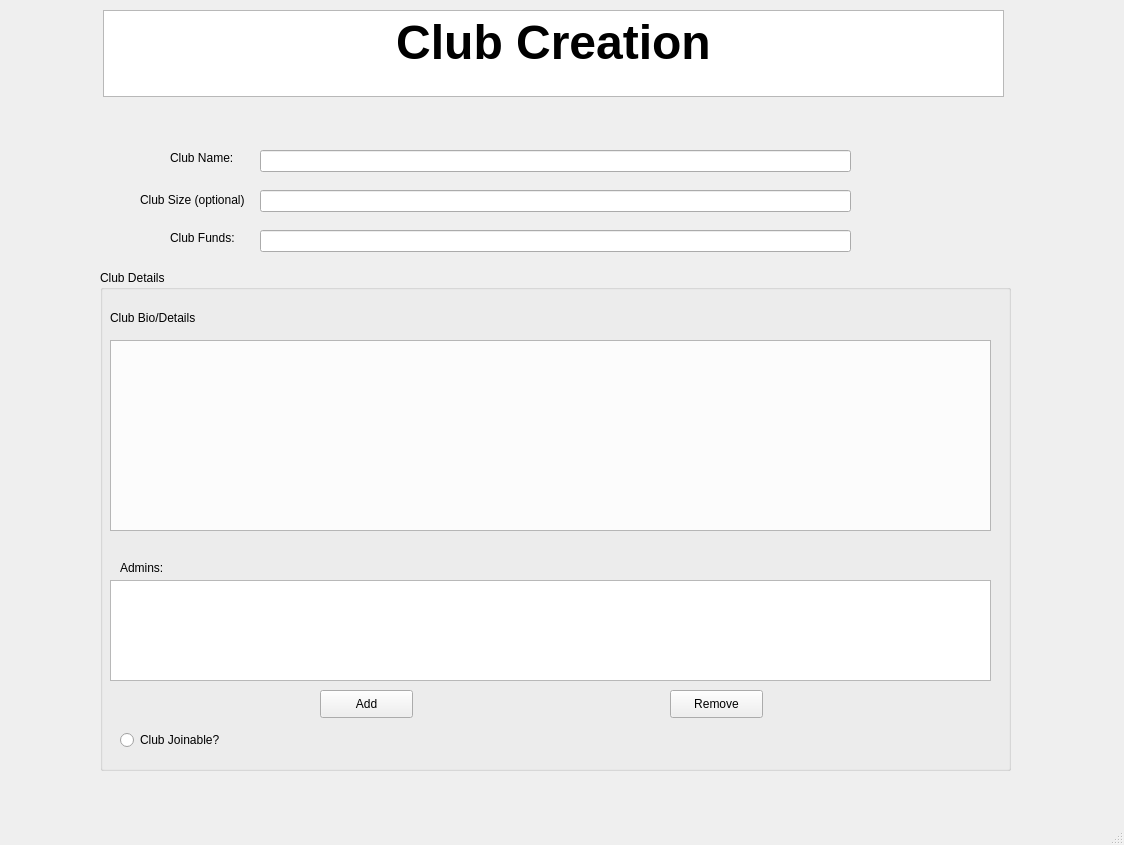
taqiKaAccount/Club-Management-System, file Club_Registration_4.ui: the form before one commit.
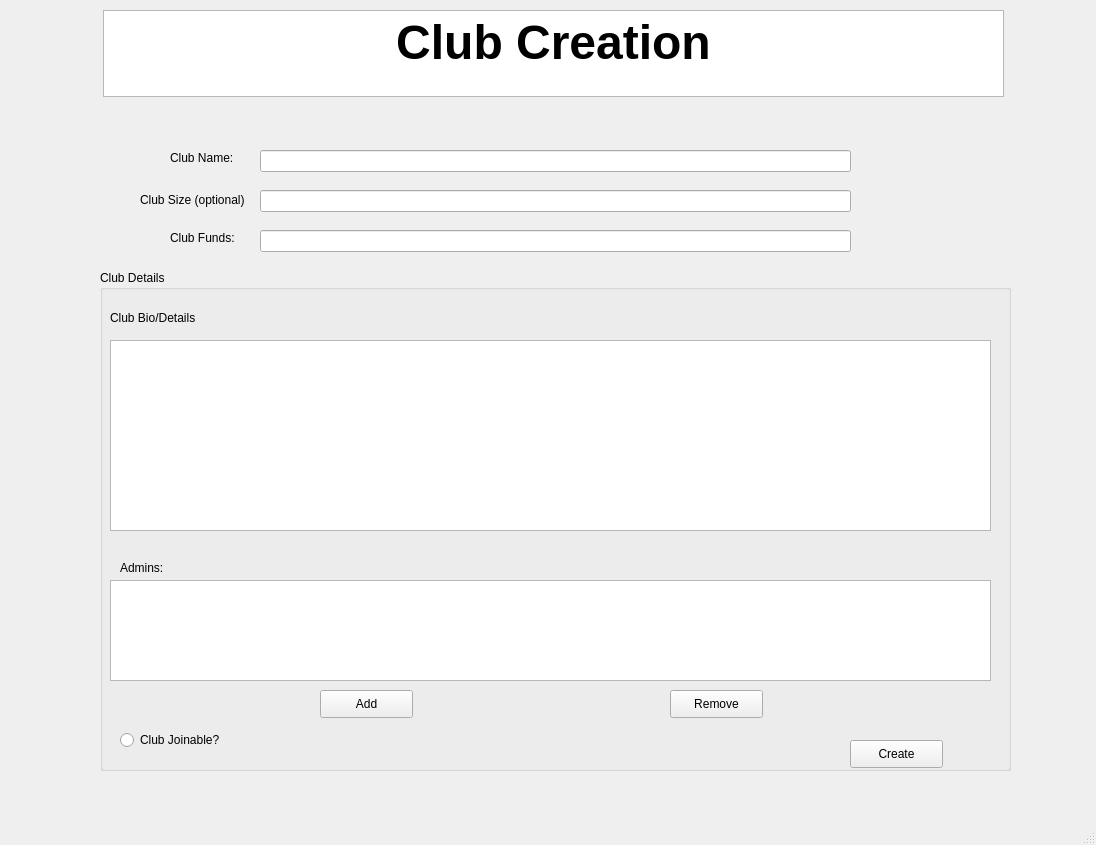
The form after the commit.

What changed in the file:
```diff
--- a/Club_Registration_4.ui
+++ b/Club_Registration_4.ui
@@ -6,7 +6,7 @@
    <rect>
     <x>0</x>
     <y>0</y>
-    <width>1124</width>
+    <width>1096</width>
     <height>845</height>
    </rect>
   </property>
@@ -137,6 +137,29 @@
       <string>Remove</string>
      </property>
     </widget>
+    <widget class="QPlainTextEdit" name="plainTextEdit">
+     <property name="geometry">
+      <rect>
+       <x>10</x>
+       <y>70</y>
+       <width>881</width>
+       <height>191</height>
+      </rect>
+     </property>
+    </widget>
+    <widget class="QPushButton" name="CreateClubButton">
+     <property name="geometry">
+      <rect>
+       <x>750</x>
+       <y>470</y>
+       <width>93</width>
+       <height>28</height>
+      </rect>
+     </property>
+     <property name="text">
+      <string>Create</string>
+     </property>
+    </widget>
    </widget>
    <widget class="QLineEdit" name="lineEdit">
     <property name="geometry">
```
Left out of the diff: 12 changed lines with no effect on the pictures.
